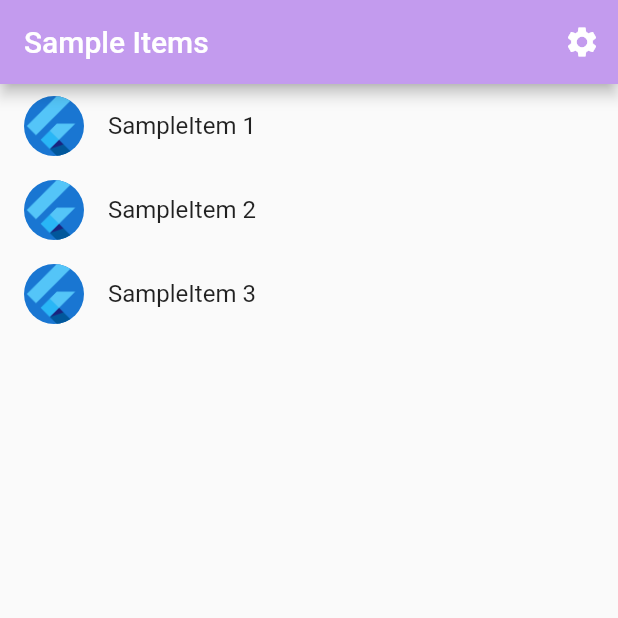
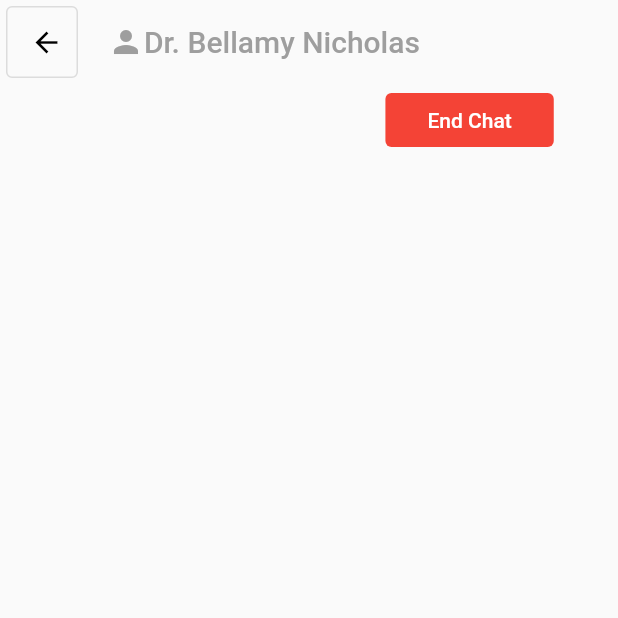
Before and after one commit to darricklaidin/SEPT-ND-Telemedicine-App, a Flutter app: the screen it shows after launch, on a phone screen of 412 x 824 dp, the top half of it. Run offline on Flutter 3.47's test engine with Material 2 defaults, Android fonts, the phone set to English and light mode, and no system bars; generated files the repository leaves out were written again.

Commit message:
start on chat ui

```diff
--- a/frontend/lib/src/app.dart
+++ b/frontend/lib/src/app.dart
@@ -2,8 +2,7 @@ import 'package:flutter/material.dart';
 import 'package:flutter_gen/gen_l10n/app_localizations.dart';
 import 'package:flutter_localizations/flutter_localizations.dart';
 
-import 'modules/sample_feature/sample_item_details_view.dart';
-import 'modules/sample_feature/sample_item_list_view.dart';
+import 'modules/chat/chat_view.dart';
 import 'modules/settings/settings_controller.dart';
 import 'modules/settings/settings_view.dart';
 import 'config/themes/light_palette.dart';
@@ -75,11 +74,10 @@ class MyApp extends StatelessWidget {
                 switch (routeSettings.name) {
                   case SettingsView.routeName:
                     return SettingsView(controller: settingsController);
-                  case SampleItemDetailsView.routeName:
-                    return const SampleItemDetailsView();
-                  case SampleItemListView.routeName:
+                  case ChatView.routeName:
+                    return const ChatView();
                   default:
-                    return const SampleItemListView();
+                    return const ChatView();
                 }
               },
             );
--- /dev/null
+++ b/frontend/lib/src/modules/chat/chat_view.dart
@@ -0,0 +1,76 @@
+import 'package:flutter/material.dart';
+
+/// Displays chat UI
+class ChatView extends StatelessWidget {
+  const ChatView({Key? key}) : super(key: key);
+
+  static const routeName = '/';
+
+  @override
+  Widget build(BuildContext context) {
+    return Scaffold(
+      appBar: AppBar(
+        backgroundColor: Colors.transparent,
+        elevation: 0,
+        title: Row(
+          children: const [
+            Icon(
+              Icons.person,
+              color: Colors.grey,
+            ),
+            Text(
+              'Dr. Bellamy Nicholas',
+              style: TextStyle(color: Colors.grey),
+            ),
+          ],
+        ),
+        leading: Padding(
+          padding: const EdgeInsets.all(4),
+          child: OutlinedButton(
+            child: const Icon(
+              Icons.arrow_back,
+              color: Colors.black,
+              size: 22,
+            ),
+            onPressed: () {},
+          ),
+        ),
+      ),
+      body: Column(
+        children: [
+          Row(
+            // crossAxisAlignment: CrossAxisAlignment.stretch,
+            // mainAxisAlignment: MainAxisAlignment.spaceAround,
+            // crossAxisAlignment: CrossAxisAlignment.start,
+            children: [
+              // Opacity(
+              //   opacity: 0,
+              //   child: Container(),
+              // ),
+              const Spacer(flex: 6),
+              TextButton(
+                onPressed: () {},
+                style: ButtonStyle(
+                  backgroundColor: MaterialStateProperty.all(Colors.red),
+                  // padding: MaterialStateProperty.all<EdgeInsets>(
+                  //   const EdgeInsets.only(right: 20, left: 20),
+                  // ),
+                ),
+                child: const Padding(
+                  padding: EdgeInsets.symmetric(horizontal: 20.0),
+                  child: Text(
+                    'End Chat',
+                    style: TextStyle(
+                      color: Colors.white,
+                    ),
+                  ),
+                ),
+              ),
+              const Spacer(),
+            ],
+          ),
+        ],
+      ),
+    );
+  }
+}
```
